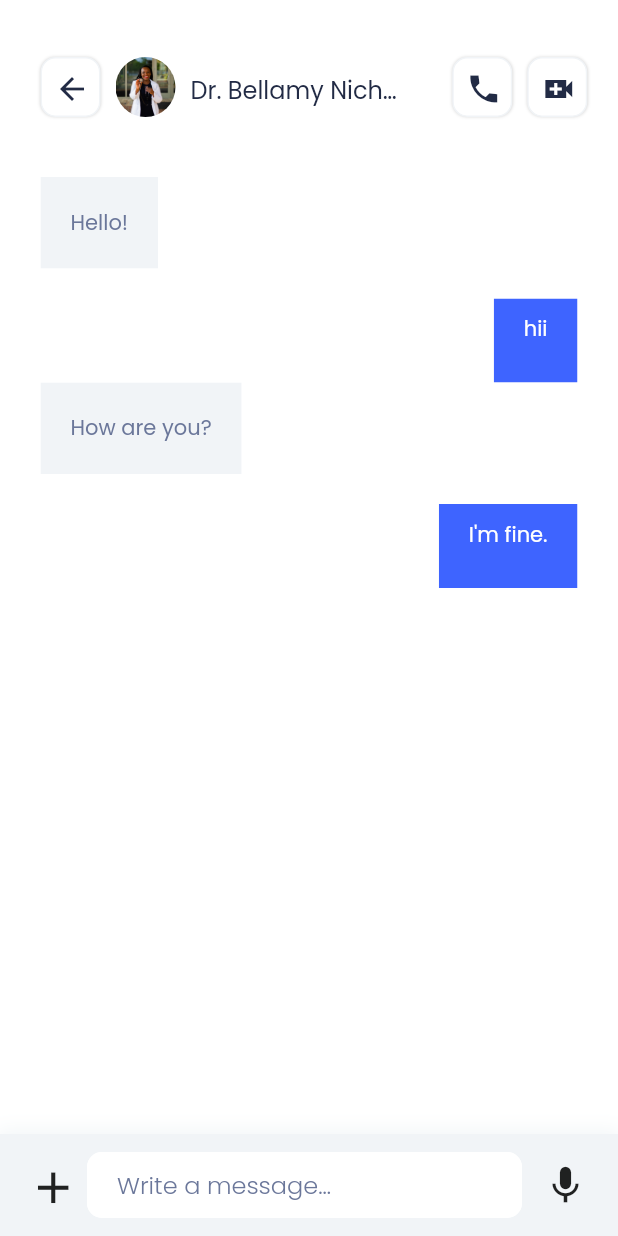
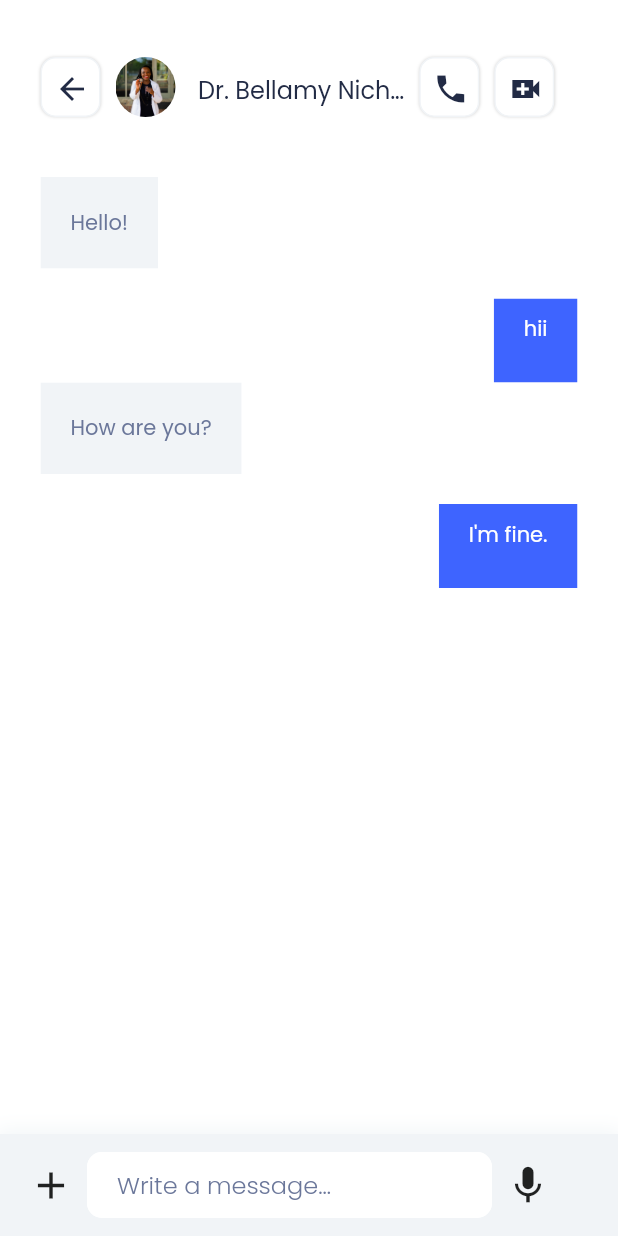
Before and after one commit to Nayan-03/Covid_19, a Flutter app: the Chatpage screen opened by its route, on a phone screen of 412 x 824 dp. Run offline on Flutter 3.47's test engine with Material 2 defaults, Android fonts, the phone set to English and light mode, and no system bars; our stand-ins replace date_picker_timeline, google_fonts; missing offline and left inert: custom_clippers.

Commit message:
chat page complete

```diff
--- a/lib/main.dart
+++ b/lib/main.dart
@@ -20,16 +20,15 @@ class MyApp extends StatelessWidget {
         debugShowCheckedModeBanner: false,
         title: 'Covid-19',
         theme: ThemeData(primarySwatch: Colors.blue),
-        initialRoute: MyRoutes.chatpageRoute,
+        initialRoute: MyRoutes.splashroute,
         routes: {
-         // "/": (context) => const SplashScreen(),
+          "/": (context) => const SplashScreen(),
           MyRoutes.splashroute: (context) => const SplashScreen(),
           MyRoutes.homeRoute: (context) => const Homepage(),
           MyRoutes.doctorRoute: (context) => const Doctorpage(),
           MyRoutes.doctordetailRoute: (context) => const DoctorDetailpage(),
           MyRoutes.newappointmentRoute: (context) => const NewAppointment(),
           MyRoutes.chatpageRoute: (context) => const Chatpage(),
-
         });
   }
 }
--- a/lib/pages/chatpage.dart
+++ b/lib/pages/chatpage.dart
@@ -68,7 +68,7 @@ class _ChatpageState extends State<Chatpage> {
                   ),
                 ),
                 Padding(
-                  padding: const EdgeInsets.only(top: 48.0, left: 10.0),
+                  padding: const EdgeInsets.only(top: 48.0, left: 15.0),
                   child: Center(
                     child: Text(
                       "Dr. Bellamy Nich…",
@@ -81,7 +81,7 @@ class _ChatpageState extends State<Chatpage> {
                   ),
                 ),
                 Padding(
-                  padding: const EdgeInsets.only(top: 38.0, left: 37.0),
+                  padding: const EdgeInsets.only(top: 38.0, left: 10.0),
                   child: Container(
                     height: 40.0,
                     width: 40.0,
@@ -173,7 +173,7 @@ class _ChatpageState extends State<Chatpage> {
                         onPressed: () {},
                         icon: const Icon(
                           Icons.add,
-                          size: 35.0,
+                          size: 30.0,
                         ),
                         splashRadius: 1,
                       ),
@@ -183,7 +183,7 @@ class _ChatpageState extends State<Chatpage> {
                     padding: const EdgeInsets.only(top: 12.0, bottom: 12.0),
                     child: Container(
                       alignment: Alignment.centerRight,
-                      width: 290.0,
+                      width: 270.0,
                       child: TextFormField(
                         keyboardType: TextInputType.text,
                         style: GoogleFonts.poppins(
@@ -216,7 +216,7 @@ class _ChatpageState extends State<Chatpage> {
                     ),
                   ),
                   Padding(
-                    padding: const EdgeInsets.only(left: 5.0, right: 10.0),
+                    padding: const EdgeInsets.only( right: 10.0),
                     child: IconButton(
                       onPressed: () {},
                       icon: const Icon(
--- a/lib/pages/new_appointment.dart
+++ b/lib/pages/new_appointment.dart
@@ -229,7 +229,7 @@ class _NewAppointmentState extends State<NewAppointment> {
 
               const SizedBox(height: 8.0),
               Padding(
-                  padding: const EdgeInsets.only(left: 10.0, right: 10.0),
+                  padding: const EdgeInsets.only(left: 27.0, right: 27.0),
                   child:
 
                       // ListView(
```
